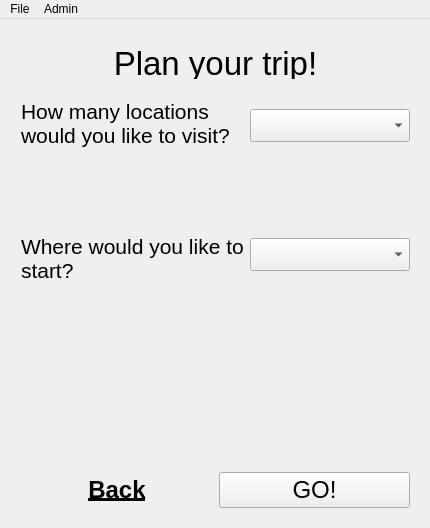
Qt form src/form/mainwindow.ui (dank-devz/effective-octo-meme) before a commit.
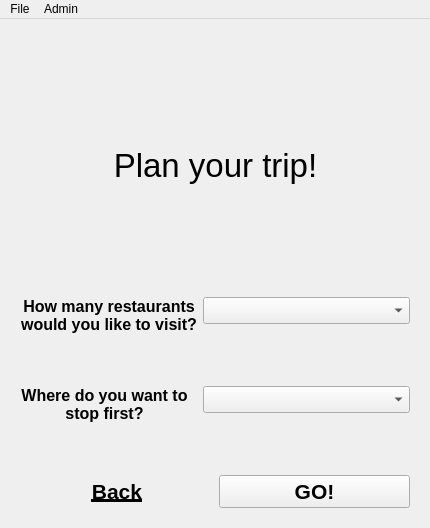
The same form after that commit. The open tabs and pages were chosen to show the change.

The edit to the form file:
```diff
--- a/src/form/mainwindow.ui
+++ b/src/form/mainwindow.ui
@@ -332,15 +332,31 @@
      </widget>
     </widget>
     <widget class="QWidget" name="page_planRegularTrip">
+     <widget class="QWidget" name="verticalLayoutWidget_5">
+      <property name="geometry">
+       <rect>
+        <x>10</x>
+        <y>10</y>
+        <width>411</width>
+        <height>491</height>
+       </rect>
+      </property>
+      <layout class="QVBoxLayout" name="verticalLayout_8">
+       <item>
+        <spacer name="verticalSpacer_5">
+         <property name="orientation">
+          <enum>Qt::Vertical</enum>
+         </property>
+         <property name="sizeHint" stdset="0">
+          <size>
+           <width>20</width>
+           <height>40</height>
+          </size>
+         </property>
+        </spacer>
+       </item>
+       <item>
      <widget class="QLabel" name="planRegularTrip_label_title">
-      <property name="geometry">
-       <rect>
-        <x>10</x>
-        <y>30</y>
-        <width>411</width>
-        <height>31</height>
-       </rect>
-      </property>
       <property name="font">
        <font>
         <pointsize>25</pointsize>
@@ -353,78 +369,38 @@
        <set>Qt::AlignCenter</set>
       </property>
      </widget>
-     <widget class="QWidget" name="verticalLayoutWidget_6">
-      <property name="geometry">
-       <rect>
-        <x>10</x>
-        <y>70</y>
-        <width>411</width>
-        <height>431</height>
-       </rect>
-      </property>
-      <layout class="QVBoxLayout" name="verticalLayout_10">
-       <item>
-        <layout class="QHBoxLayout" name="horizontalLayout_7">
-         <item>
-          <layout class="QVBoxLayout" name="verticalLayout_8">
-           <item>
-            <widget class="QLabel" name="planRegularTrip_label_promptLocations">
-             <property name="font">
-              <font>
-               <pointsize>16</pointsize>
-              </font>
-             </property>
-             <property name="text">
-              <string>How many locations would you like to visit?</string>
-             </property>
-             <property name="wordWrap">
-              <bool>true</bool>
-             </property>
-            </widget>
            </item>
            <item>
             <spacer name="verticalSpacer_2">
              <property name="orientation">
               <enum>Qt::Vertical</enum>
              </property>
-             <property name="sizeType">
-              <enum>QSizePolicy::Fixed</enum>
-             </property>
              <property name="sizeHint" stdset="0">
               <size>
                <width>20</width>
-               <height>80</height>
+           <height>40</height>
               </size>
              </property>
             </spacer>
            </item>
            <item>
-            <widget class="QLabel" name="planRegularTrip_label_promptStart">
-             <property name="font">
-              <font>
-               <pointsize>16</pointsize>
-              </font>
-             </property>
-             <property name="text">
-              <string>Where would you like to start?</string>
-             </property>
-             <property name="wordWrap">
-              <bool>true</bool>
-             </property>
-            </widget>
-           </item>
-          </layout>
-         </item>
-         <item>
-          <layout class="QVBoxLayout" name="verticalLayout_9">
-           <item>
+        <layout class="QFormLayout" name="formLayout">
+         <item row="1" column="1">
             <widget class="QComboBox" name="planRegularTrip_comboBox_numberOfStops">
              <property name="enabled">
               <bool>true</bool>
              </property>
+           <property name="sizePolicy">
+            <sizepolicy hsizetype="Expanding" vsizetype="Fixed">
+             <horstretch>0</horstretch>
+             <verstretch>0</verstretch>
+            </sizepolicy>
+           </property>
              <property name="font">
               <font>
-               <pointsize>16</pointsize>
+             <pointsize>12</pointsize>
+             <weight>75</weight>
+             <bold>true</bold>
               </font>
              </property>
              <property name="toolTip">
@@ -432,27 +408,13 @@
              </property>
             </widget>
            </item>
-           <item>
-            <spacer name="verticalSpacer">
-             <property name="orientation">
-              <enum>Qt::Vertical</enum>
-             </property>
-             <property name="sizeType">
-              <enum>QSizePolicy::Fixed</enum>
-             </property>
-             <property name="sizeHint" stdset="0">
-              <size>
-               <width>20</width>
-               <height>80</height>
-              </size>
-             </property>
-            </spacer>
-           </item>
-           <item>
+         <item row="3" column="1">
             <widget class="QComboBox" name="planRegularTrip_comboBox_startingLocation">
              <property name="font">
               <font>
-               <pointsize>16</pointsize>
+             <pointsize>12</pointsize>
+             <weight>75</weight>
+             <bold>true</bold>
               </font>
              </property>
              <property name="toolTip">
@@ -460,12 +422,48 @@
              </property>
             </widget>
            </item>
-          </layout>
+         <item row="1" column="0">
+          <widget class="QLabel" name="label_2">
+           <property name="font">
+            <font>
+             <pointsize>12</pointsize>
+             <weight>75</weight>
+             <bold>true</bold>
+            </font>
+           </property>
+           <property name="text">
+            <string>How many restaurants would you like to visit?</string>
+           </property>
+           <property name="alignment">
+            <set>Qt::AlignCenter</set>
+           </property>
+           <property name="wordWrap">
+            <bool>true</bool>
+           </property>
+          </widget>
          </item>
-        </layout>
-       </item>
-       <item>
-        <spacer name="verticalSpacer_5">
+         <item row="3" column="0">
+          <widget class="QLabel" name="label_3">
+           <property name="font">
+            <font>
+             <pointsize>12</pointsize>
+             <weight>75</weight>
+             <bold>true</bold>
+            </font>
+           </property>
+           <property name="text">
+            <string>Where do you want to stop first?</string>
+           </property>
+           <property name="alignment">
+            <set>Qt::AlignCenter</set>
+           </property>
+           <property name="wordWrap">
+            <bool>true</bool>
+           </property>
+          </widget>
+         </item>
+         <item row="2" column="0">
+          <spacer name="verticalSpacer">
          <property name="orientation">
           <enum>Qt::Vertical</enum>
          </property>
@@ -477,13 +475,28 @@
          </property>
         </spacer>
        </item>
+         <item row="4" column="0">
+          <spacer name="verticalSpacer_6">
+           <property name="orientation">
+            <enum>Qt::Vertical</enum>
+           </property>
+           <property name="sizeHint" stdset="0">
+            <size>
+             <width>20</width>
+             <height>40</height>
+            </size>
+           </property>
+          </spacer>
+         </item>
+        </layout>
+       </item>
        <item>
-        <layout class="QHBoxLayout" name="horizontalLayout_8">
+        <layout class="QHBoxLayout" name="horizontalLayout_7">
          <item>
           <widget class="QPushButton" name="planRegularTrip_pushButton_back">
            <property name="font">
             <font>
-             <pointsize>18</pointsize>
+             <pointsize>16</pointsize>
              <weight>75</weight>
              <bold>true</bold>
              <underline>true</underline>
@@ -501,9 +514,9 @@
           <widget class="QPushButton" name="planRegularTrip_pushButton_go">
            <property name="font">
             <font>
-             <pointsize>18</pointsize>
-             <weight>50</weight>
-             <bold>false</bold>
+             <pointsize>16</pointsize>
+             <weight>75</weight>
+             <bold>true</bold>
             </font>
            </property>
            <property name="text">
```
Left out of the diff: 2 changed lines with no effect on the pictures. Lines whose indentation alone changed are shown as unchanged.
